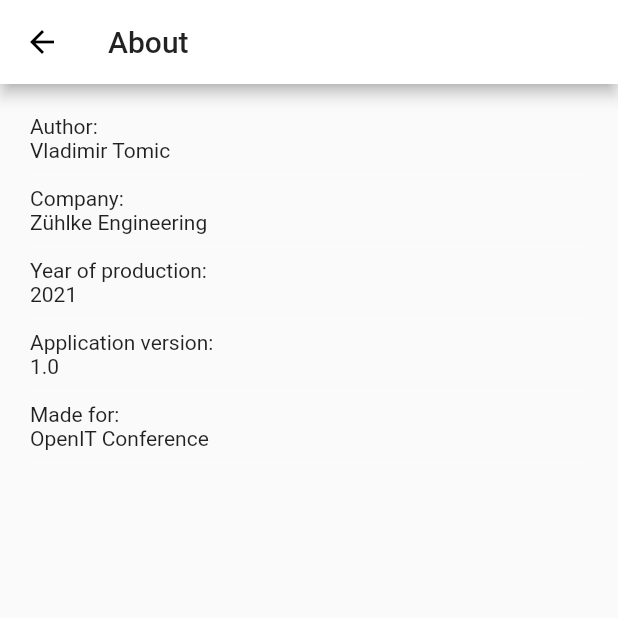
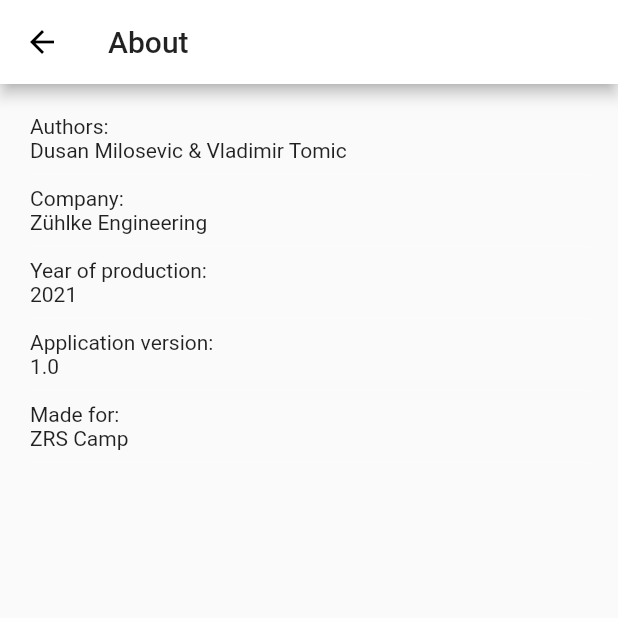
Before and after one commit to vtomic85/OpenITTODOApplication, a Flutter app: the AboutPage screen opened by its route, on a phone screen of 412 x 824 dp, the top half of it. Run offline on Flutter 3.47's test engine with Material 2 defaults, Android fonts, the phone set to English and light mode, and no system bars; our stand-ins replace rxdart, sembast, shared_preferences; accounts and stored records are empty.

Commit message:
Small adjustments on the About page

```diff
--- a/lib/app/about/about_screen.dart
+++ b/lib/app/about/about_screen.dart
@@ -11,17 +11,17 @@ class AboutPage extends StatelessWidget {
           padding: const EdgeInsets.all(20.0),
           child: ListView(
             children: [
-              AboutRow(label: 'Author:', value: 'Vladimir Tomic', url: ''),
+              AboutRow(
+                  label: 'Authors:',
+                  value: 'Dusan Milosevic & Vladimir Tomic',
+                  url: ''),
               AboutRow(
                   label: 'Company:',
                   value: 'Zühlke Engineering',
                   url: 'https://www.zuehlke.com'),
               AboutRow(label: 'Year of production:', value: '2021', url: ''),
               AboutRow(label: 'Application version:', value: '1.0', url: ''),
-              AboutRow(
-                  label: 'Made for:',
-                  value: 'OpenIT Conference',
-                  url: 'https://open-it.rs'),
+              AboutRow(label: 'Made for:', value: 'ZRS Camp', url: ''),
             ],
           ),
         ),
```
